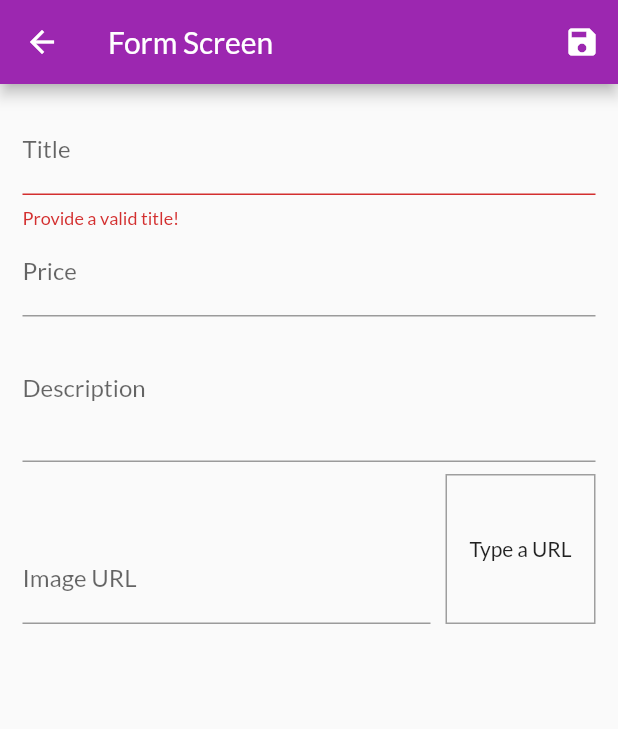
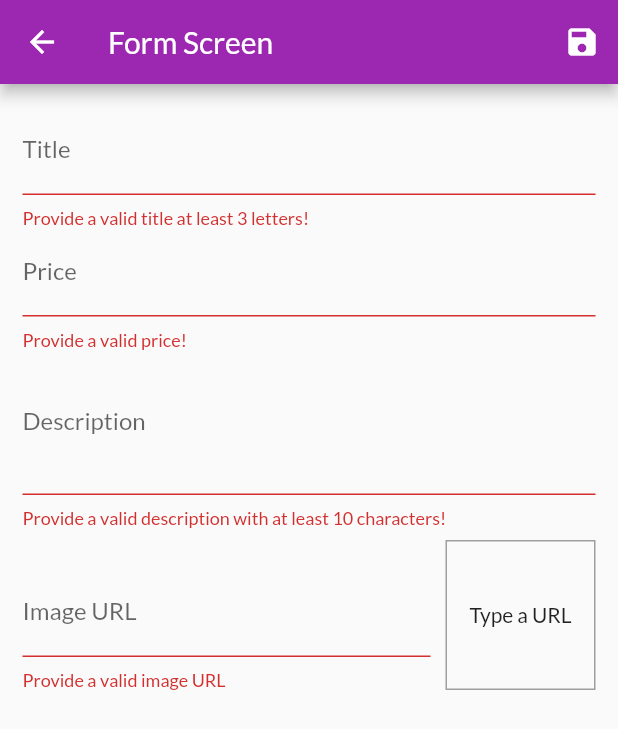
Before and after one commit to s7Thiago/flutter-shop-app, a Flutter app: the ProductFormScreen screen opened by its route, after a tap on the "save" icon, on a phone screen of 412 x 824 dp. Shown: the top 729 px of the screen. Run offline on Flutter 3.47's test engine with Material 2 defaults, Android fonts, the phone set to English and light mode, and no system bars; network calls fail.

Commit message:
Ending implementation of the form fields validation

```diff
--- a/lib/views/product_form_screen.dart
+++ b/lib/views/product_form_screen.dart
@@ -33,7 +33,18 @@ class _ProductFormScreenState extends State<ProductFormScreen> {
   }
 
   void _updateImage() {
-    setState(() {});
+    if (isValidImageUrl(_imageUrlController.text)) setState(() {});
+  }
+
+  bool isValidImageUrl(String url) {
+    bool startsWithHttp = url.startsWith('http://');
+    bool startsWithHttps = url.startsWith('https://');
+    bool endsWithPng = url.toLowerCase().endsWith('.png');
+    bool endsWithjpg = url.toLowerCase().endsWith('.jpg');
+    bool endsWithJpeg = url.toLowerCase().endsWith('.jpeg');
+
+    return (startsWithHttp || startsWithHttps) &&
+        (endsWithPng || endsWithjpg || endsWithJpeg);
   }
 
   _saveForm() {
@@ -86,9 +97,14 @@ class _ProductFormScreenState extends State<ProductFormScreen> {
                   _formData['title'] = value;
                 },
                 validator: (value) {
-                  if (value.trim().isEmpty) return 'Provide a valid title!';
-                  if (value.trim().length < 3)
-                    return 'Provide a title with at least 3 letters!';
+                  bool isEmpty = value.trim().isEmpty;
+
+                  bool isInvalid = value.trim().length < 3;
+
+                  if (isEmpty || isInvalid) {
+                    return 'Provide a valid title at least 3 letters!';
+                  }
+
                   return null;
                 },
               ),
@@ -105,6 +121,17 @@ class _ProductFormScreenState extends State<ProductFormScreen> {
                 onSaved: (value) {
                   _formData['price'] = double.parse(value);
                 },
+                validator: (value) {
+                  bool isEmpty = value.trim().isEmpty;
+                  var newPrice = double.tryParse(value);
+                  bool isInvalid = newPrice == null || newPrice <= 0;
+
+                  if (isEmpty || isInvalid) {
+                    return 'Provide a valid price!';
+                  }
+
+                  return null;
+                },
               ),
               TextFormField(
                 decoration: InputDecoration(
@@ -118,6 +145,17 @@ class _ProductFormScreenState extends State<ProductFormScreen> {
                 },
                 onSaved: (value) {
                   _formData['description'] = value;
+                },
+                validator: (value) {
+                  bool isEmpty = value.trim().isEmpty;
+
+                  bool isInvalid = value.trim().length < 10;
+
+                  if (isEmpty || isInvalid) {
+                    return 'Provide a valid description with at least 10 characters!';
+                  }
+
+                  return null;
                 },
               ),
               Row(
@@ -137,6 +175,15 @@ class _ProductFormScreenState extends State<ProductFormScreen> {
                       focusNode: _imageUrlFocusNode,
                       onSaved: (value) {
                         _formData['imageUrl'] = value;
+                      },
+                      validator: (value) {
+                        bool emptyUrl = value.trim().isEmpty;
+                        bool invalidUrl = !isValidImageUrl(value);
+
+                        if (emptyUrl || invalidUrl)
+                          return 'Provide a valid image URL';
+
+                        return null;
                       },
                     ),
                   ),
```
